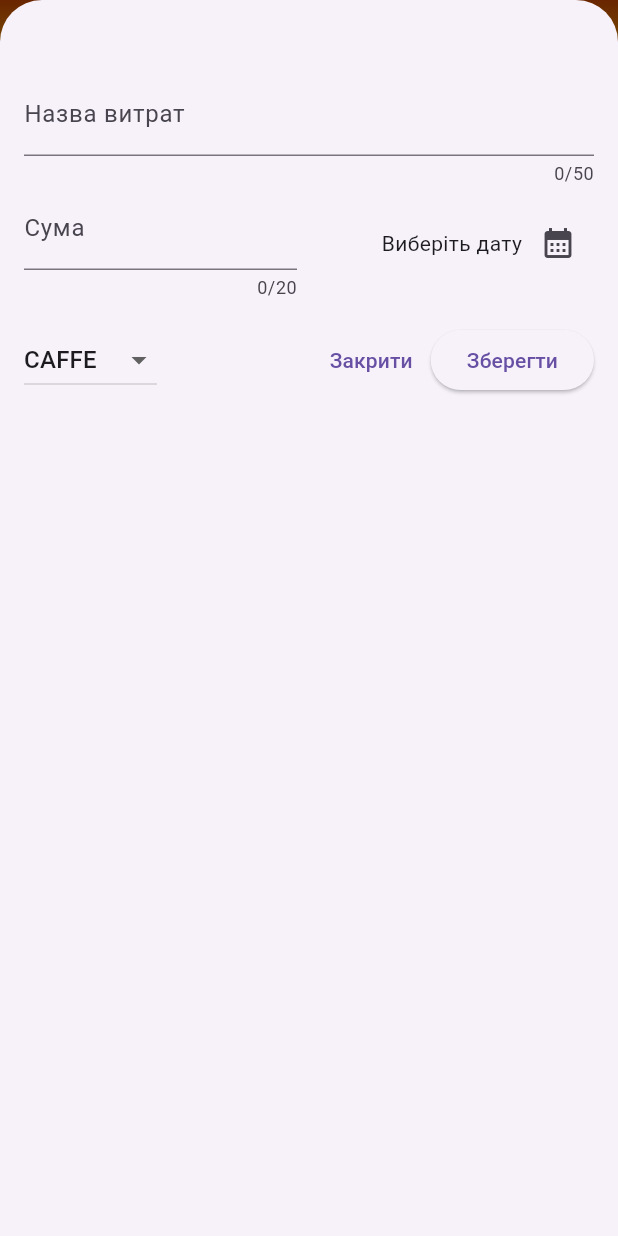
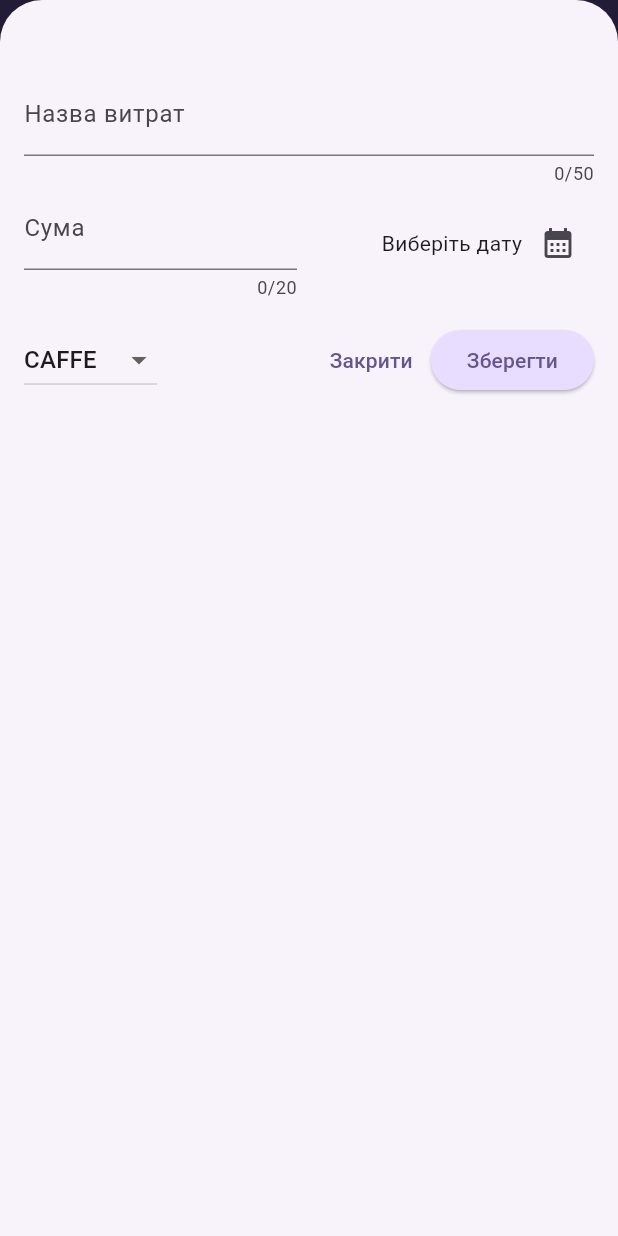
Before and after one commit to Xavries/expenses_app, a Flutter app: the screen it shows after launch, after a tap on the "add" icon, on a phone screen of 412 x 824 dp. Run offline on Flutter 3.47's test engine with Material 3 defaults, Android fonts, the phone set to English and light mode, and no system bars.

Commit message:
overall styling

```diff
--- a/lib/main.dart
+++ b/lib/main.dart
@@ -2,8 +2,28 @@ import 'package:flutter/material.dart';
 
 import 'package:expenses_app/widgets/expenses.dart';
 
+
+var kColorScheme = ColorScheme.fromSeed(seedColor: Color.fromARGB(255, 96, 59, 181));
+
 void main() {
-  runApp(const MaterialApp(
+  runApp(MaterialApp(
+    theme: ThemeData().copyWith(
+      colorScheme: kColorScheme,
+      appBarTheme: AppBarTheme().copyWith(
+        backgroundColor: kColorScheme.onPrimaryContainer,
+        foregroundColor: kColorScheme.primaryContainer,
+      ),
+      cardTheme: CardTheme().copyWith(
+        color: kColorScheme.secondaryContainer,
+        margin: const EdgeInsets.symmetric(horizontal: 8, vertical: 4)
+      ),
+      elevatedButtonTheme: ElevatedButtonThemeData(style: ElevatedButton.styleFrom(
+        backgroundColor: kColorScheme.primaryContainer
+      )),
+      textTheme: ThemeData().textTheme.copyWith(
+        titleLarge: TextStyle(fontSize: 20)
+      )
+      ),
     home: Expenses(),
   ));
 }
--- a/lib/widgets/expenses.dart
+++ b/lib/widgets/expenses.dart
@@ -71,19 +71,19 @@ class _ExpensesState extends State<Expenses> {
     return Scaffold(
       appBar: AppBar(
         title: const Text('Веди фінанси'),
-        flexibleSpace: Container(
-          decoration: BoxDecoration(
-            gradient: LinearGradient(
-              begin: Alignment.topCenter,
-              end: Alignment.bottomCenter,
-              colors: [
-                Colors.orange.shade900,
-                Colors.orange.shade500,
-                Colors.orange.shade100,
-              ],
-            ),
-          ),
-        ),
+        // flexibleSpace: Container(
+        //   decoration: BoxDecoration(
+        //     gradient: LinearGradient(
+        //       begin: Alignment.topCenter,
+        //       end: Alignment.bottomCenter,
+        //       colors: [
+        //         Colors.orange.shade900,
+        //         Colors.orange.shade500,
+        //         Colors.orange.shade100,
+        //       ],
+        //     ),
+        //   ),
+        // ),
         // backgroundColor: Color(LinearGradient(colors: [Color(Colors.green), Color(Colors.blue)])),
         actions: [
         IconButton(
@@ -91,9 +91,22 @@ class _ExpensesState extends State<Expenses> {
           icon: const Icon(Icons.add)
           )
         ]),
-      body: Column(children: [
-        const Text('chart'),
-        Expanded(child: mainContent)
-        ]),);
+      // body: Container(
+      //   decoration: const BoxDecoration(
+      //     gradient: LinearGradient(
+      //       colors: [
+      //         Colors.orange,
+      //         Color.fromARGB(255, 78, 13, 151),
+      //       ],
+      //       begin: Alignment.topCenter,
+      //       end: Alignment.bottomCenter
+      //       )
+      //   ),
+        body: Column(children: [
+          const Text('chart'),
+          Expanded(child: mainContent)
+          ]),
+      // ),
+      );
   }
 }
```
